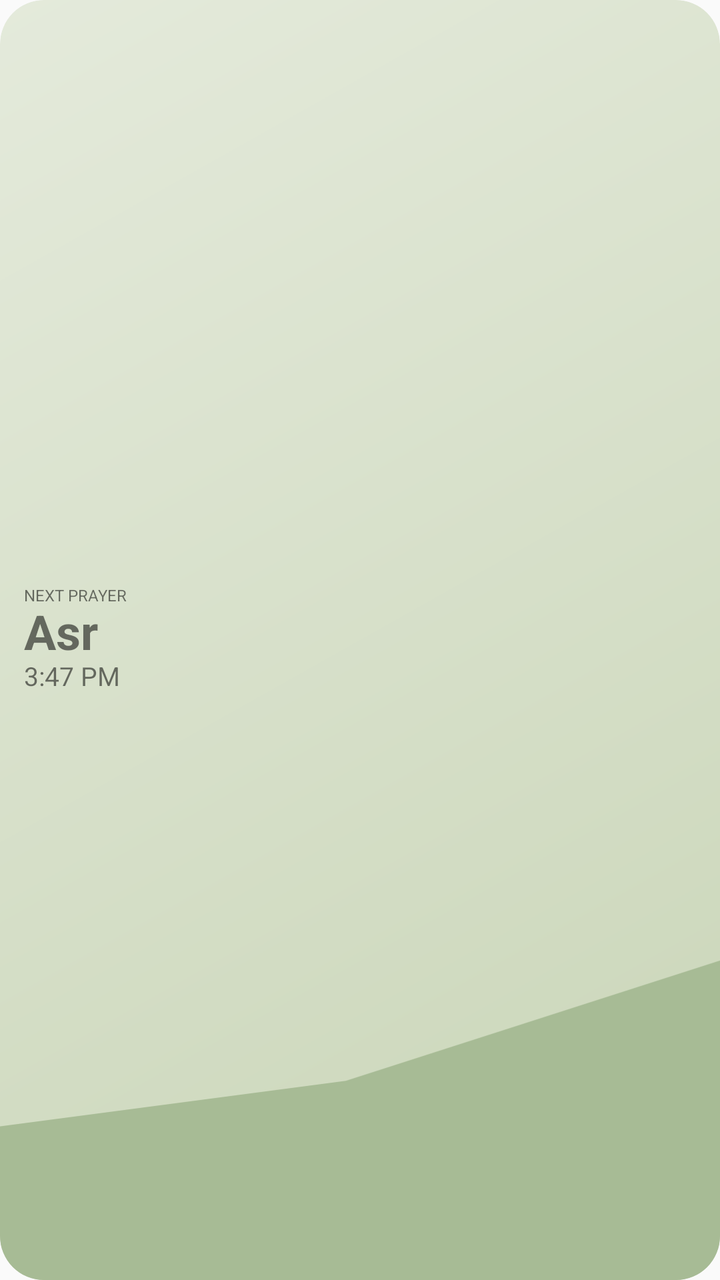
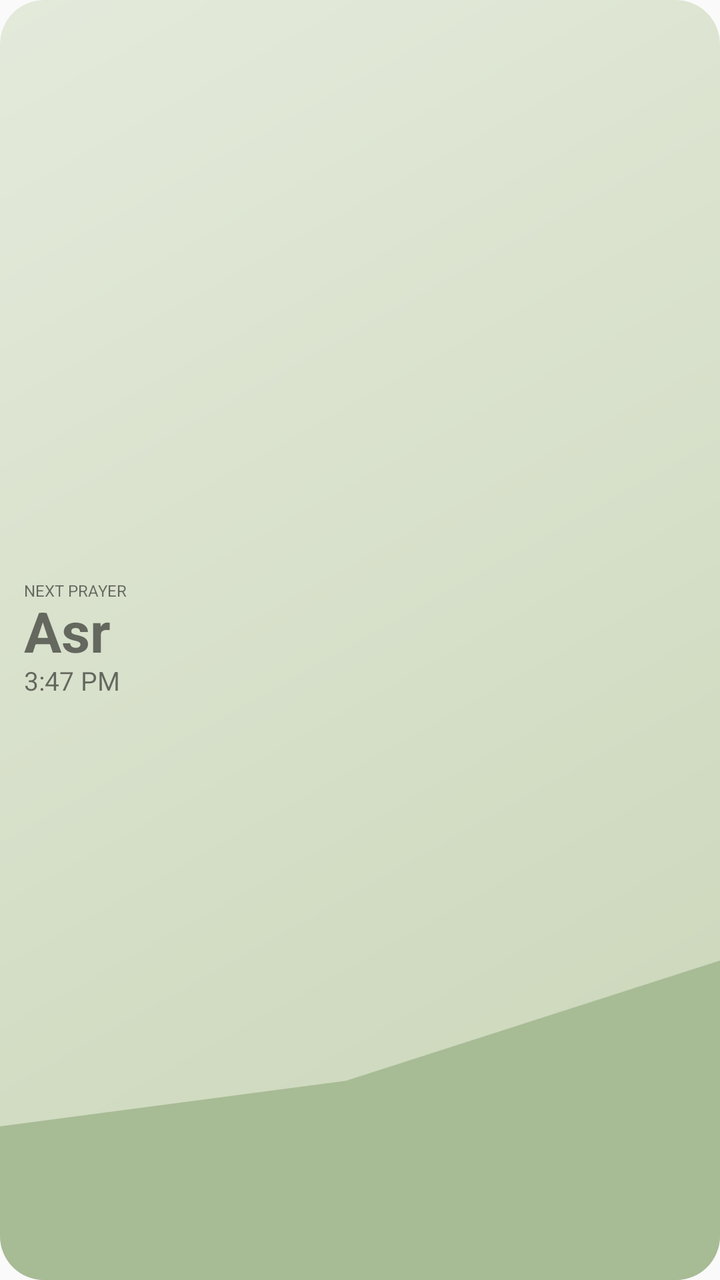

Compare the two renders of this Android layout. The source of the first and the diff that turns it into the second are given below.
<!-- AndroidManifest.xml: application theme AppTheme -->
<!-- res/layout/prayer_widget.xml -->
<?xml version="1.0" encoding="utf-8"?>
<FrameLayout xmlns:android="http://schemas.android.com/apk/res/android" android:layout_width="match_parent" android:layout_height="match_parent">
 <FrameLayout android:id="@+id/widget_root" android:layout_width="match_parent" android:layout_height="match_parent" android:background="@drawable/widget_asr" android:clipToOutline="true">
  <ImageView android:id="@+id/widget_scene" android:layout_width="match_parent" android:layout_height="match_parent" android:src="@drawable/widget_scene_asr" android:scaleType="centerCrop" android:importantForAccessibility="no" />
  <LinearLayout android:layout_width="match_parent" android:layout_height="match_parent" android:orientation="vertical" android:gravity="start|center_vertical" android:paddingStart="12dp" android:paddingEnd="4dp" android:paddingTop="4dp" android:paddingBottom="4dp">
   <TextView android:id="@+id/widget_label" android:layout_width="match_parent" android:layout_height="wrap_content" android:fontFamily="sans-serif" android:text="NEXT PRAYER" android:gravity="start|center_vertical" android:textSize="8sp" android:includeFontPadding="false" android:maxLines="1" />
   <LinearLayout android:layout_width="match_parent" android:layout_height="wrap_content" android:orientation="horizontal" android:gravity="center_vertical">
    <TextView android:id="@+id/widget_prayer" android:layout_width="wrap_content" android:layout_height="wrap_content" android:layout_marginTop="0dp" android:text="Asr" android:textStyle="bold" android:gravity="start|center_vertical" android:textSize="24sp" android:fontFamily="sans-serif" android:maxLines="1" android:autoSizeTextType="uniform" android:autoSizeMinTextSize="12sp" android:autoSizeMaxTextSize="24sp" android:autoSizeStepGranularity="1sp" android:includeFontPadding="false" />
   </LinearLayout>
   <TextView android:id="@+id/widget_time" android:layout_width="match_parent" android:layout_height="wrap_content" android:fontFamily="sans-serif" android:text="3:47 PM" android:gravity="start|center_vertical" android:textSize="13sp" android:maxLines="1" android:includeFontPadding="false" />
   <Chronometer android:id="@+id/widget_countdown" android:layout_width="match_parent" android:layout_height="wrap_content" android:layout_marginTop="0dp" android:textSize="8sp" android:format="In %s" android:visibility="gone" android:maxLines="1" android:includeFontPadding="false" />
   <TextView android:id="@+id/widget_location" android:layout_width="wrap_content" android:layout_height="wrap_content" android:visibility="gone" />
   <TextView android:id="@+id/widget_reflection" android:layout_width="wrap_content" android:layout_height="wrap_content" android:visibility="gone" />
  </LinearLayout>
 </FrameLayout>
</FrameLayout>
<!-- resources referenced by this layout -->
<resources>
  <!-- drawable widget_asr (drawable) -->
  <?xml version="1.0" encoding="utf-8"?>
  <shape xmlns:android="http://schemas.android.com/apk/res/android"><corners android:radius="22dp"/><gradient android:startColor="#E4EADB" android:endColor="#C9D5B7" android:angle="315"/></shape>
  <!-- drawable widget_scene_asr (drawable) -->
  <vector xmlns:android="http://schemas.android.com/apk/res/android" android:width="180dp" android:height="90dp" android:viewportWidth="180" android:viewportHeight="90"><path android:fillColor="#F8F0C9" android:pathData="M150,31a16,16 0,1 0,0 32a16,16 0,1 0,0 -32" /><path android:fillColor="#A7BB95" android:pathData="M0,78L28,77L51,81L89,76L117,67L142,72L180,61L180,90L0,90Z" /></vector>
  <style name="AppTheme" parent="Theme.AppCompat.Light.DarkActionBar">
          
          <item name="colorPrimary">@color/colorPrimary</item>
          <item name="colorPrimaryDark">@color/colorPrimaryDark</item>
          <item name="colorAccent">@color/colorAccent</item>
      </style>
</resources>

<!-- the commit's change to res/layout/prayer_widget.xml (unified diff, before → after) -->
@@ -5,7 +5,7 @@
   <LinearLayout android:layout_width="match_parent" android:layout_height="match_parent" android:orientation="vertical" android:gravity="start|center_vertical" android:paddingStart="12dp" android:paddingEnd="4dp" android:paddingTop="4dp" android:paddingBottom="4dp">
    <TextView android:id="@+id/widget_label" android:layout_width="match_parent" android:layout_height="wrap_content" android:fontFamily="sans-serif" android:text="NEXT PRAYER" android:gravity="start|center_vertical" android:textSize="8sp" android:includeFontPadding="false" android:maxLines="1" />
    <LinearLayout android:layout_width="match_parent" android:layout_height="wrap_content" android:orientation="horizontal" android:gravity="center_vertical">
-    <TextView android:id="@+id/widget_prayer" android:layout_width="wrap_content" android:layout_height="wrap_content" android:layout_marginTop="0dp" android:text="Asr" android:textStyle="bold" android:gravity="start|center_vertical" android:textSize="24sp" android:fontFamily="sans-serif" android:maxLines="1" android:autoSizeTextType="uniform" android:autoSizeMinTextSize="12sp" android:autoSizeMaxTextSize="24sp" android:autoSizeStepGranularity="1sp" android:includeFontPadding="false" />
+    <TextView android:id="@+id/widget_prayer" android:layout_width="wrap_content" android:layout_height="wrap_content" android:layout_marginTop="0dp" android:text="Asr" android:textStyle="bold" android:gravity="start|center_vertical" android:textSize="28sp" android:fontFamily="sans-serif" android:maxLines="1" android:includeFontPadding="false" />
    </LinearLayout>
    <TextView android:id="@+id/widget_time" android:layout_width="match_parent" android:layout_height="wrap_content" android:fontFamily="sans-serif" android:text="3:47 PM" android:gravity="start|center_vertical" android:textSize="13sp" android:maxLines="1" android:includeFontPadding="false" />
    <Chronometer android:id="@+id/widget_countdown" android:layout_width="match_parent" android:layout_height="wrap_content" android:layout_marginTop="0dp" android:textSize="8sp" android:format="In %s" android:visibility="gone" android:maxLines="1" android:includeFontPadding="false" />
